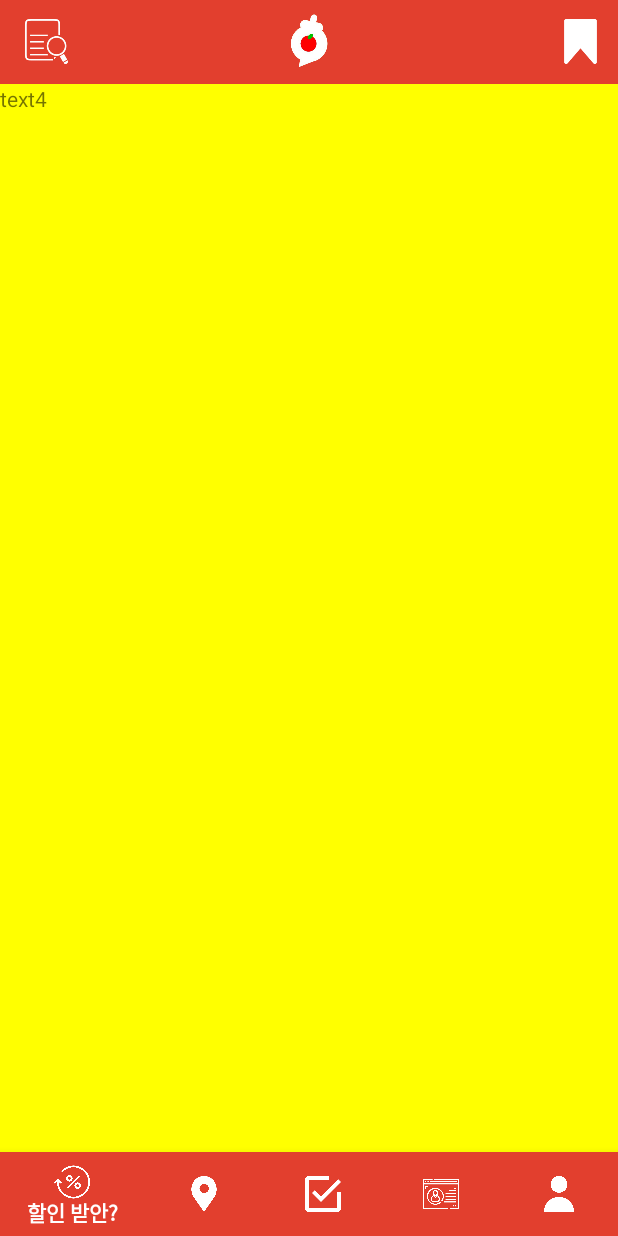
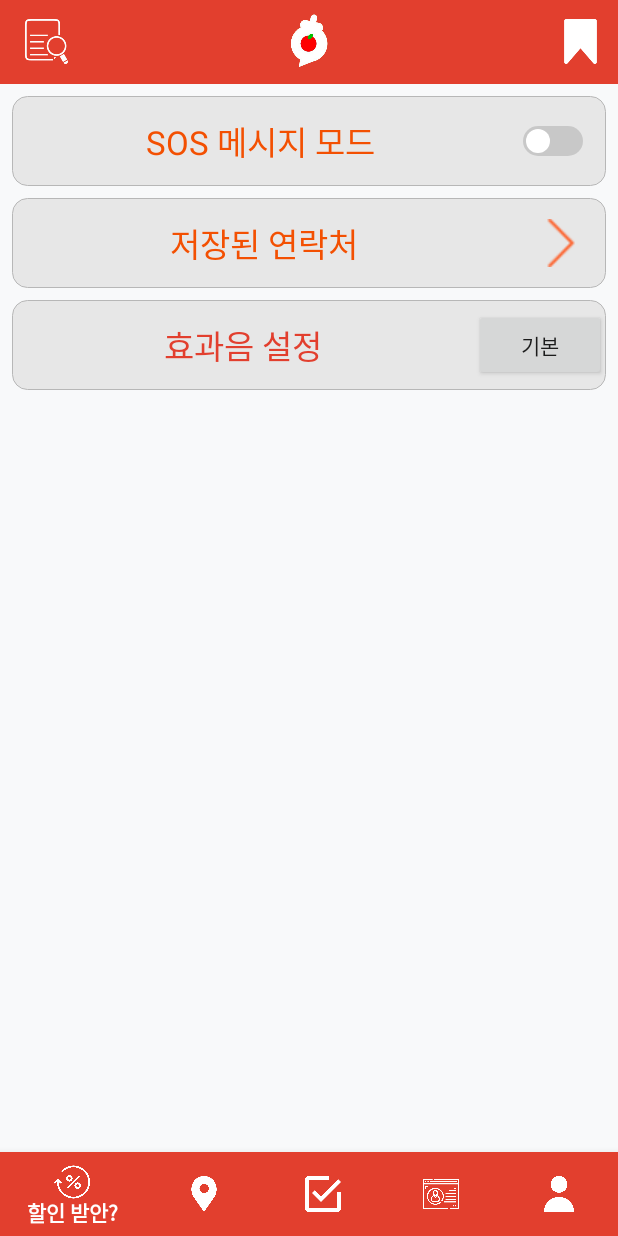
Before and after one commit to youarealone/hjw-front, an Android app: the fragment SosFragment placed in its activity, on a phone screen of 412 x 824 dp. Run offline under Robolectric (Android 15) with nearby library versions, the phone set to English and light mode, and no system bars.

Commit message:
[F28] add

```diff
--- a/app/src/main/java/com/example/hjw_front/SosFragment.java
+++ b/app/src/main/java/com/example/hjw_front/SosFragment.java
@@ -11,6 +11,7 @@ import android.view.ViewGroup;
 public class SosFragment extends Fragment {
     @Override
     public View onCreateView(@NonNull LayoutInflater inflater, @Nullable ViewGroup container, @Nullable Bundle savedInstanceState) {
-        return inflater.inflate(R.layout.fragment_sos, container, false);
+        View view = inflater.inflate(R.layout.fragment_sos, container, false);
+        return view;
     }
 }
--- /dev/null
+++ b/app/src/main/res/drawable/custom_switch_selector.xml
@@ -0,0 +1,60 @@
+<?xml version="1.0" encoding="utf-8"?>
+<!--<selector xmlns:android="http://schemas.android.com/apk/res/android" >-->
+<!--    <item android:state_checked="true">-->
+<!--    <shape-->
+<!--    android:shape="rectangle"-->
+<!--        android:visible="true"-->
+<!--        android:dither="true"-->
+<!--        android:useLevel="false">-->
+<!--    <gradient-->
+<!--    android:startColor="#66AAFF00"-->
+<!--        android:endColor="#6600FF00"-->
+<!--        android:angle="270" />-->
+<!--    <corners-->
+<!--    android:radius="15dp" />-->
+<!--    <size-->
+<!--    android:width="37dp"-->
+<!--        android:height="37dp" />-->
+<!--    <stroke-->
+<!--    android:width="4dp"-->
+<!--        android:color="#0000ffff"/>-->
+<!--        </shape>-->
+<!--        </item>-->
+<!--    <item android:state_checked="false">-->
+<!--    <shape-->
+<!--    android:shape="rectangle"-->
+<!--        android:visible="true"-->
+<!--        android:dither="true"-->
+<!--        android:useLevel="false">-->
+<!--    <gradient-->
+<!--    android:startColor="#ff0000"-->
+<!--        android:endColor="#ff0000"-->
+<!--        android:angle="270" />-->
+<!--    <corners-->
+<!--    android:radius="15dp"/>-->
+<!--    <size-->
+<!--    android:width="37dp"-->
+<!--        android:height="37dp" />-->
+<!--    <stroke-->
+<!--    android:width="4dp"-->
+<!--        android:color="#0000ffff"/>-->
+<!--        </shape>-->
+<!--        </item>-->
+<!--</selector>-->
+
+<shape android:shape="rectangle"
+    android:visible="true"
+    android:dither="true"
+    android:useLevel="false"
+    xmlns:android="http://schemas.android.com/apk/res/android">
+<solid
+    android:color="#ffffffff" />
+<corners
+    android:radius="20dp"/>
+<size
+    android:width="20dp"
+    android:height="20dp" />
+<stroke
+    android:width="4dp"
+    android:color="#0000ffff"/>
+</shape>
--- /dev/null
+++ b/app/src/main/res/drawable/custom_track.xml
@@ -0,0 +1,33 @@
+<?xml version="1.0" encoding="utf-8"?>
+<selector xmlns:android="http://schemas.android.com/apk/res/android" >
+    <item android:state_checked="true">
+        <shape xmlns:android="http://schemas.android.com/apk/res/android"
+            android:shape="rectangle"
+            android:visible="true"
+            android:dither="true"
+            android:useLevel="false">
+            <solid
+                android:color="#FF44FF00" />
+            <corners
+                android:radius="15dp"/>
+            <size
+                android:width="30dp"
+                android:height="20dp" />
+        </shape>
+    </item>
+    <item android:state_checked="false">
+        <shape xmlns:android="http://schemas.android.com/apk/res/android"
+            android:shape="rectangle"
+            android:visible="true"
+            android:dither="true"
+            android:useLevel="false">
+            <solid
+                android:color="#22000000" />
+            <corners
+                android:radius="15dp"/>
+            <size
+                android:width="30dp"
+                android:height="20dp" />
+        </shape>
+    </item>
+</selector>
--- /dev/null
+++ b/app/src/main/res/drawable/edge.xml
@@ -0,0 +1,8 @@
+<?xml version="1.0" encoding="utf-8"?>
+<shape xmlns:android="http://schemas.android.com/apk/res/android"
+    android:shape="rectangle">
+    <solid android:color="#ffffff" />
+    <stroke android:width="0.5dp" android:color="#FFB7B7B7" />
+    <corners
+        android:radius="10dp"/>
+</shape>
--- /dev/null
+++ b/app/src/main/res/drawable/edge_item.xml
@@ -0,0 +1,9 @@
+<?xml version="1.0" encoding="utf-8"?>
+<shape android:shape="rectangle"
+    xmlns:android="http://schemas.android.com/apk/res/android">
+    <solid android:color="#E7E7E7" />
+    <stroke android:width="0.5dp" android:color="#FFB7B7B7" />
+    <corners
+        android:radius="10dp"/>
+
+</shape>
--- a/app/src/main/res/layout/fragment_sos.xml
+++ b/app/src/main/res/layout/fragment_sos.xml
@@ -1,13 +1,100 @@
 <?xml version="1.0" encoding="utf-8"?>
 <LinearLayout xmlns:android="http://schemas.android.com/apk/res/android"
-    android:background="#FFFF00"
-    android:orientation="vertical"
+    xmlns:app="http://schemas.android.com/apk/res-auto"
     android:layout_width="match_parent"
-    android:layout_height="match_parent">
+    android:layout_height="match_parent"
+    android:background="@color/gray0"
+    android:gravity="fill_vertical"
+    android:orientation="vertical">
 
-    <TextView
-        android:id="@+id/textView"
+    <LinearLayout
         android:layout_width="match_parent"
         android:layout_height="wrap_content"
-        android:text="text4" />
+        android:layout_marginStart="8dp"
+        android:layout_marginTop="8dp"
+        android:layout_marginEnd="8dp"
+        android:layout_marginBottom="8dp"
+        android:background="@drawable/edge_item"
+        android:gravity="center_vertical"
+        android:minHeight="60dp"
+        android:orientation="horizontal">
+
+        <TextView
+            android:id="@+id/textView4"
+            android:layout_width="wrap_content"
+            android:layout_height="wrap_content"
+            android:layout_weight="1"
+            android:text="@string/sos"
+            android:textAlignment="center"
+            android:textColor="@color/colorLight"
+            android:textSize="22sp" />
+
+        <Switch
+            android:id="@+id/switch2"
+            android:layout_width="50dp"
+            android:layout_height="wrap_content"
+            android:layout_marginEnd="15dp"
+            android:layout_weight="0"
+            android:thumb="@drawable/custom_switch_selector"
+            android:track="@drawable/custom_track" />
+    </LinearLayout>
+
+    <LinearLayout
+        android:layout_width="match_parent"
+        android:layout_height="wrap_content"
+        android:layout_marginStart="8dp"
+        android:layout_marginEnd="8dp"
+        android:layout_marginBottom="8dp"
+        android:background="@drawable/edge_item"
+        android:gravity="center_vertical"
+        android:minHeight="60dp"
+        android:orientation="horizontal">
+
+        <TextView
+            android:id="@+id/textView5"
+            android:layout_width="match_parent"
+            android:layout_height="wrap_content"
+            android:layout_weight="1"
+            android:text="@string/contacts"
+            android:textAlignment="center"
+            android:textColor="@color/colorLight"
+            android:textSize="22sp" />
+
+        <ImageView
+            android:id="@+id/imageView"
+            android:layout_width="60dp"
+            android:layout_height="wrap_content"
+            android:layout_weight="0"
+            app:srcCompat="@drawable/next" />
+    </LinearLayout>
+
+    <LinearLayout
+        android:layout_width="match_parent"
+        android:layout_height="wrap_content"
+        android:layout_marginStart="8dp"
+        android:layout_marginEnd="8dp"
+        android:layout_marginBottom="8dp"
+        android:background="@drawable/edge_item"
+        android:gravity="center_vertical"
+        android:minHeight="60dp"
+        android:orientation="horizontal">
+
+        <TextView
+            android:id="@+id/textView6"
+            android:layout_width="wrap_content"
+            android:layout_height="wrap_content"
+            android:layout_weight="1"
+            android:text="@string/setsfx"
+            android:textAlignment="center"
+            android:textColor="@color/colorPrimary"
+            android:textSize="22sp" />
+
+        <Button
+            android:id="@+id/button2"
+            android:layout_width="wrap_content"
+            android:layout_height="wrap_content"
+            android:layout_weight="0"
+            android:text="기본" />
+    </LinearLayout>
+
 </LinearLayout>
--- a/app/src/main/res/values/strings.xml
+++ b/app/src/main/res/values/strings.xml
@@ -9,4 +9,7 @@
     <string name="splash_logo">스플래시 로고</string>
     <string name="signup_underline"><u>회원가입</u></string>
     <string name="findAccount_underline"><u>아이디/비밀번호 찾기</u></string>
+    <string name="sos">SOS 메시지 모드</string>
+    <string name="contacts">저장된 연락처</string>
+    <string name="setsfx">효과음 설정</string>
 </resources>
```
Also changed, not shown: app/src/main/res/drawable-v24/next.png (added), 1 other file.
